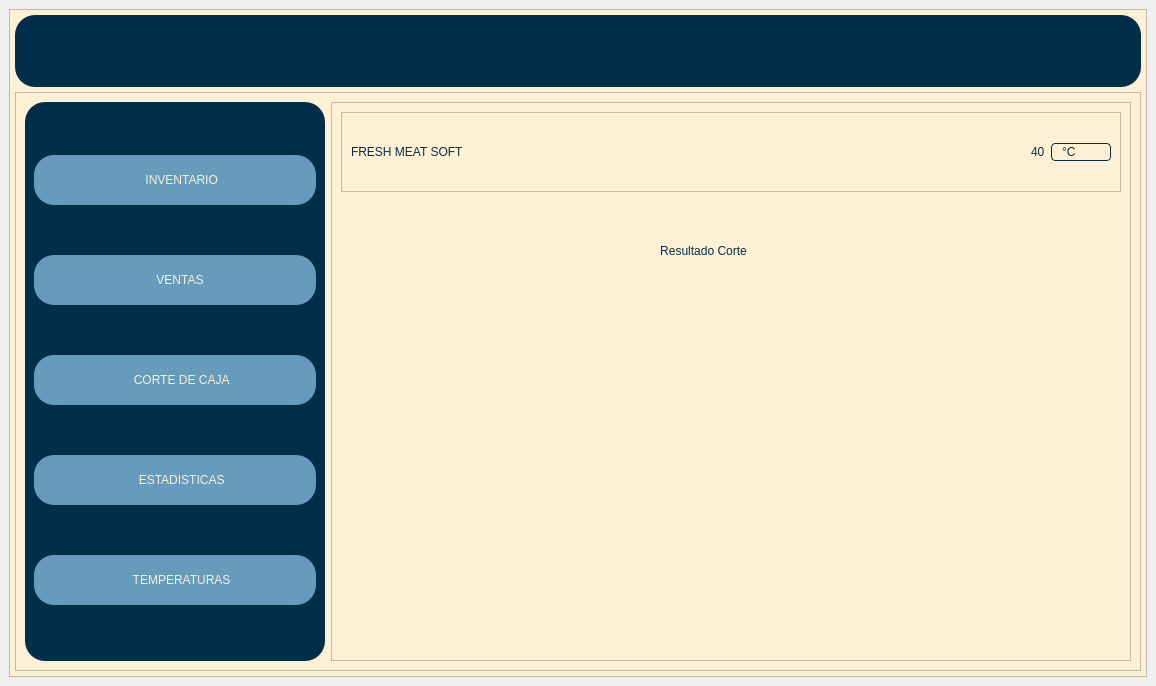
The window that carniceria.ui (CarlosEOrt/freshMeatSoft) describes before a commit, drawn with Qt 5.
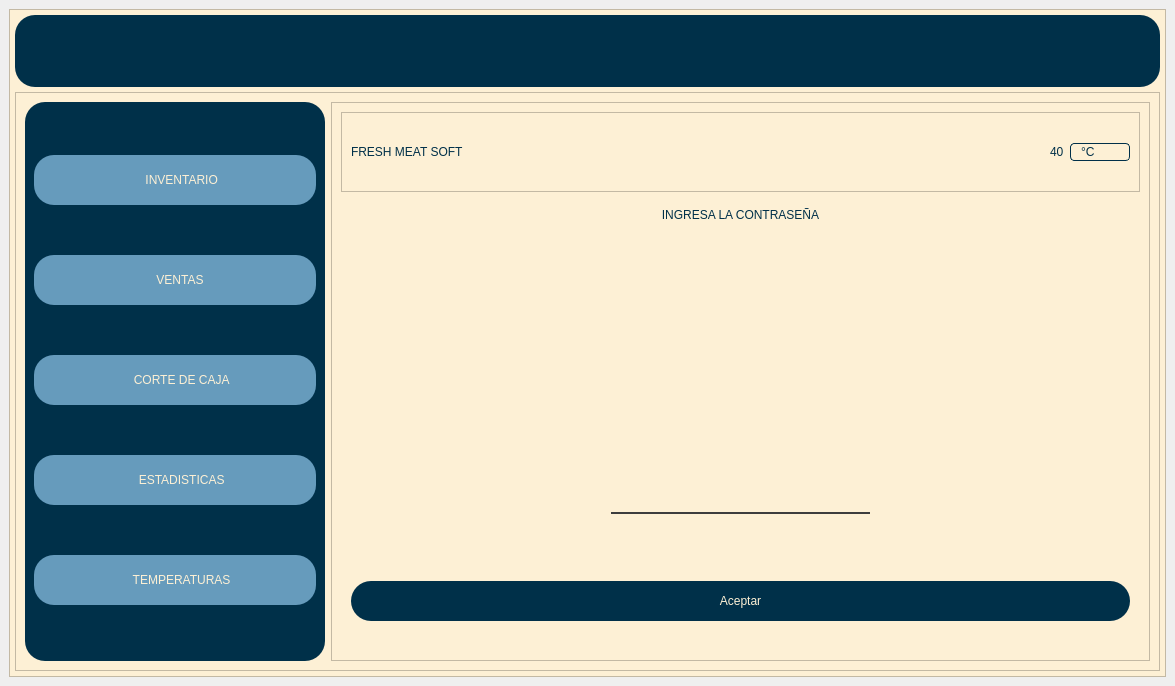
The same window after the commit. The open tabs and pages were chosen to show the change. Icons and pictures are not drawn.

Commit message: Apartado Corte de Caja: Finalizado

Patch:
```diff
--- a/carniceria.ui
+++ b/carniceria.ui
@@ -6,7 +6,7 @@
    <rect>
     <x>0</x>
     <y>0</y>
-    <width>1156</width>
+    <width>1175</width>
     <height>686</height>
    </rect>
   </property>
@@ -2235,25 +2235,206 @@
                    </layout>
                   </widget>
                   <widget class="QWidget" name="page_resultado_corte">
-                   <widget class="QLabel" name="lbl_titulo_resultado_corte">
-                    <property name="geometry">
-                     <rect>
-                      <x>290</x>
-                      <y>40</y>
-                      <width>143</width>
-                      <height>23</height>
-                     </rect>
-                    </property>
-                    <property name="layoutDirection">
-                     <enum>Qt::LeftToRight</enum>
-                    </property>
-                    <property name="text">
-                     <string>Resultado Corte</string>
-                    </property>
-                    <property name="alignment">
-                     <set>Qt::AlignCenter</set>
-                    </property>
-                   </widget>
+                   <layout class="QVBoxLayout" name="verticalLayout_35">
+                    <item>
+                     <widget class="QLabel" name="label_19">
+                      <property name="text">
+                       <string>INGRESA LA CONTRASEÑA</string>
+                      </property>
+                      <property name="alignment">
+                       <set>Qt::AlignCenter</set>
+                      </property>
+                     </widget>
+                    </item>
+                    <item>
+                     <layout class="QVBoxLayout" name="verticalLayout_34">
+                      <item>
+                       <layout class="QVBoxLayout" name="verticalLayout_32">
+                        <item>
+                         <spacer name="verticalSpacer_15">
+                          <property name="orientation">
+                           <enum>Qt::Vertical</enum>
+                          </property>
+                          <property name="sizeType">
+                           <enum>QSizePolicy::Fixed</enum>
+                          </property>
+                          <property name="sizeHint" stdset="0">
+                           <size>
+                            <width>20</width>
+                            <height>40</height>
+                           </size>
+                          </property>
+                         </spacer>
+                        </item>
+                        <item>
+                         <layout class="QHBoxLayout" name="horizontalLayout_17">
+                          <item>
+                           <spacer name="horizontalSpacer_35">
+                            <property name="orientation">
+                             <enum>Qt::Horizontal</enum>
+                            </property>
+                            <property name="sizeHint" stdset="0">
+                             <size>
+                              <width>40</width>
+                              <height>20</height>
+                             </size>
+                            </property>
+                           </spacer>
+                          </item>
+                          <item>
+                           <widget class="QLabel" name="lbl_logo_empresa_6">
+                            <property name="minimumSize">
+                             <size>
+                              <width>120</width>
+                              <height>120</height>
+                             </size>
+                            </property>
+                            <property name="maximumSize">
+                             <size>
+                              <width>120</width>
+                              <height>120</height>
+                             </size>
+                            </property>
+                            <property name="text">
+                             <string/>
+                            </property>
+                            <property name="pixmap">
+                             <pixmap>Imagenes/portrait.svg</pixmap>
+                            </property>
+                            <property name="scaledContents">
+                             <bool>true</bool>
+                            </property>
+                           </widget>
+                          </item>
+                          <item>
+                           <spacer name="horizontalSpacer_36">
+                            <property name="orientation">
+                             <enum>Qt::Horizontal</enum>
+                            </property>
+                            <property name="sizeHint" stdset="0">
+                             <size>
+                              <width>40</width>
+                              <height>20</height>
+                             </size>
+                            </property>
+                           </spacer>
+                          </item>
+                         </layout>
+                        </item>
+                       </layout>
+                      </item>
+                      <item>
+                       <spacer name="verticalSpacer_17">
+                        <property name="orientation">
+                         <enum>Qt::Vertical</enum>
+                        </property>
+                        <property name="sizeHint" stdset="0">
+                         <size>
+                          <width>20</width>
+                          <height>40</height>
+                         </size>
+                        </property>
+                       </spacer>
+                      </item>
+                      <item>
+                       <layout class="QVBoxLayout" name="verticalLayout_33">
+                        <item>
+                         <layout class="QHBoxLayout" name="horizontalLayout_31">
+                          <item>
+                           <spacer name="horizontalSpacer_39">
+                            <property name="orientation">
+                             <enum>Qt::Horizontal</enum>
+                            </property>
+                            <property name="sizeHint" stdset="0">
+                             <size>
+                              <width>40</width>
+                              <height>20</height>
+                             </size>
+                            </property>
+                           </spacer>
+                          </item>
+                          <item>
+                           <widget class="QLineEdit" name="lbl_contrasena_corte">
+                            <property name="echoMode">
+                             <enum>QLineEdit::Password</enum>
+                            </property>
+                           </widget>
+                          </item>
+                          <item>
+                           <spacer name="horizontalSpacer_40">
+                            <property name="orientation">
+                             <enum>Qt::Horizontal</enum>
+                            </property>
+                            <property name="sizeHint" stdset="0">
+                             <size>
+                              <width>40</width>
+                              <height>20</height>
+                             </size>
+                            </property>
+                           </spacer>
+                          </item>
+                         </layout>
+                        </item>
+                        <item>
+                         <spacer name="verticalSpacer_16">
+                          <property name="orientation">
+                           <enum>Qt::Vertical</enum>
+                          </property>
+                          <property name="sizeHint" stdset="0">
+                           <size>
+                            <width>20</width>
+                            <height>40</height>
+                           </size>
+                          </property>
+                         </spacer>
+                        </item>
+                        <item>
+                         <spacer name="horizontalSpacer_38">
+                          <property name="orientation">
+                           <enum>Qt::Horizontal</enum>
+                          </property>
+                          <property name="sizeHint" stdset="0">
+                           <size>
+                            <width>40</width>
+                            <height>20</height>
+                           </size>
+                          </property>
+                         </spacer>
+                        </item>
+                        <item>
+                         <widget class="QPushButton" name="btn_validar_contrasena_corte">
+                          <property name="minimumSize">
+                           <size>
+                            <width>120</width>
+                            <height>40</height>
+                           </size>
+                          </property>
+                          <property name="cursor">
+                           <cursorShape>PointingHandCursor</cursorShape>
+                          </property>
+                          <property name="text">
+                           <string>Aceptar</string>
+                          </property>
+                         </widget>
+                        </item>
+                        <item>
+                         <spacer name="horizontalSpacer_37">
+                          <property name="orientation">
+                           <enum>Qt::Horizontal</enum>
+                          </property>
+                          <property name="sizeHint" stdset="0">
+                           <size>
+                            <width>40</width>
+                            <height>20</height>
+                           </size>
+                          </property>
+                         </spacer>
+                        </item>
+                       </layout>
+                      </item>
+                     </layout>
+                    </item>
+                   </layout>
                   </widget>
                   <widget class="QWidget" name="page_credenciales_editar">
                    <layout class="QVBoxLayout" name="verticalLayout_9">
```
Left out of the diff: 12 changed lines with no effect on the pictures. The commit also changes 9 other files.
